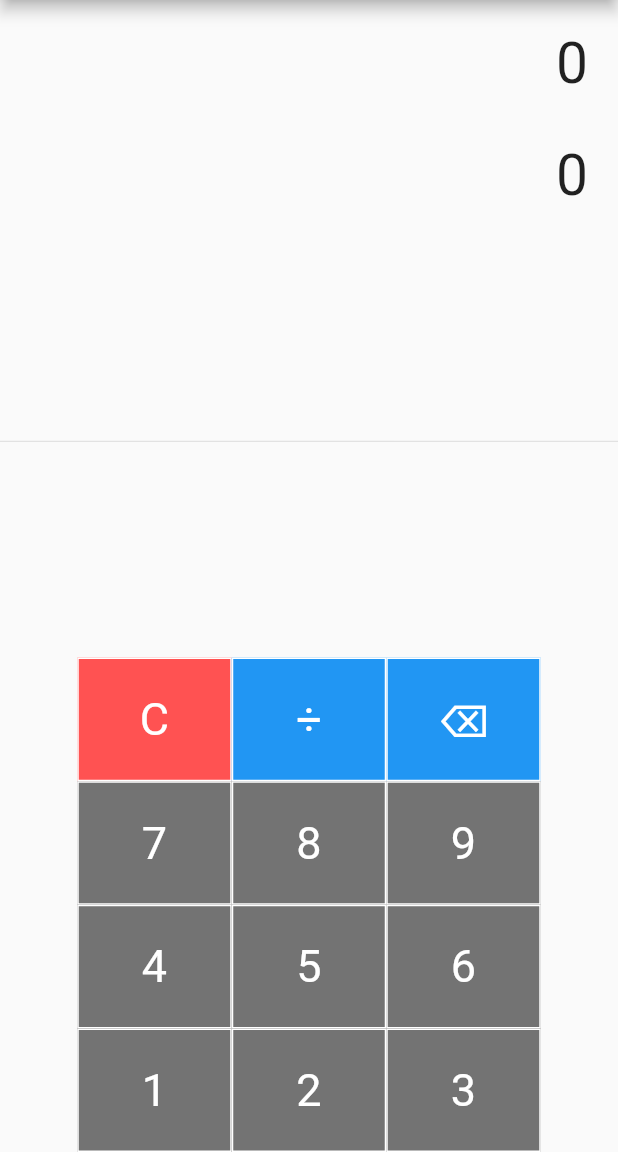
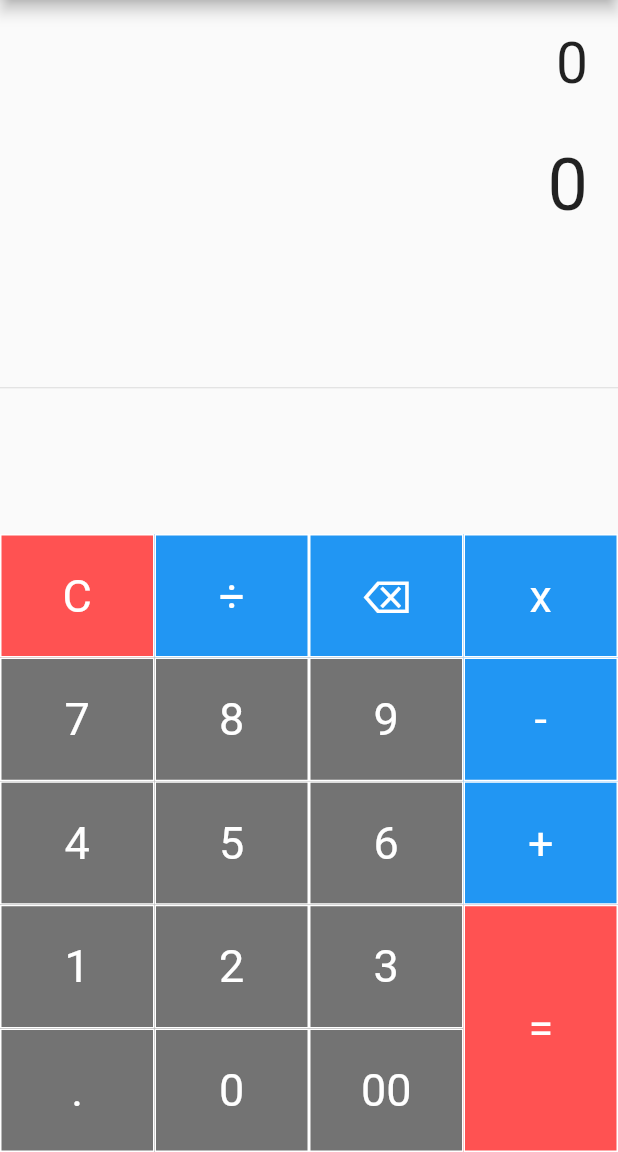
Before and after one commit to PatrykDembowski/flutter_patryk, a Flutter app: the screen it shows after launch, on a phone screen of 412 x 824 dp, the part 84-1236 px from its top. Run offline on Flutter 3.47's test engine with Material 2 defaults, Android fonts, the phone set to English and light mode, and no system bars.

Commit message:
ndawanie funkcji przyciskom

```diff
--- a/lib/main.dart
+++ b/lib/main.dart
@@ -21,6 +21,27 @@ class SimpleCalculator extends StatefulWidget {
 }
 
 class _SimpleCalculatorState extends State<SimpleCalculator> {
+  String equation="0";
+  String result="0";
+  String expression="";
+  double equationFontSize=38.0;
+  double resultFontSize=48.0;
+  buttonPressed(String buttonText)
+  {
+setState(() {
+  if (buttonText == "C") {
+
+  } else if (buttonText == "⌫") {}
+  else if(buttonText=="=="){
+
+  }
+  else {
+    equation=equation+buttonText;
+
+
+  }
+  });
+  }
   Widget buildButton(String buttonText,double buttonHeight, Color buttonColor)
   {
     return Container(height: MediaQuery.of(context).size.height *0.1*buttonHeight,
@@ -31,7 +52,7 @@ class _SimpleCalculatorState extends State<SimpleCalculator> {
           side:BorderSide(color: Colors.white,width: 1,style: BorderStyle.solid)
       ),
           padding: EdgeInsets.all(16.0),
-          onPressed: null,
+          onPressed: ()=>buttonPressed(buttonText),
           child: Text(buttonText,
             style: TextStyle(
                 fontSize: 30.0,
@@ -53,13 +74,13 @@ class _SimpleCalculatorState extends State<SimpleCalculator> {
         children:<Widget>[
           Container(alignment:Alignment.centerRight ,
           padding: EdgeInsets.fromLTRB(10, 20, 20, 10),
-          child: Text("0", style:TextStyle(fontSize: 38.0)),),
+          child: Text(equation, style:TextStyle(fontSize: equationFontSize)),),
 
 
 
           Container(alignment:Alignment.centerRight ,
             padding: EdgeInsets.fromLTRB(10, 20, 20, 10),
-            child: Text("0", style:TextStyle(fontSize: 38.0)),),
+            child: Text(result, style:TextStyle(fontSize: resultFontSize)),),
           Expanded(
             child: Divider(),
           ),
@@ -98,9 +119,44 @@ class _SimpleCalculatorState extends State<SimpleCalculator> {
                         buildButton("3", 1, Colors.black54),
                       ]
                   ),
+                  TableRow(
+                      children: [
+                        buildButton(".", 1, Colors.black54),
+                        buildButton("0", 1, Colors.black54),
+                        buildButton("00", 1, Colors.black54),
+                      ]
+                  ),
               ],
                 ),
-          )
+          ),
+              Container(
+                width: MediaQuery.of(context).size.width*0.25,
+                child : Table(children: [
+                  TableRow(
+                    children:[
+                      buildButton("x", 1, Colors.blue),
+                    ]
+                  ),
+                  TableRow(
+                      children:[
+                        buildButton("-", 1, Colors.blue),
+                      ]
+                  ),
+                  TableRow(
+                      children:[
+                        buildButton("+", 1, Colors.blue),
+                      ]
+                  ),
+                  TableRow(
+                      children:[
+                        buildButton("=", 2, Colors.redAccent),
+                      ]
+                  ),
+
+    ],
+    ),
+                )
+
     ],
     ),
   ]),
```
